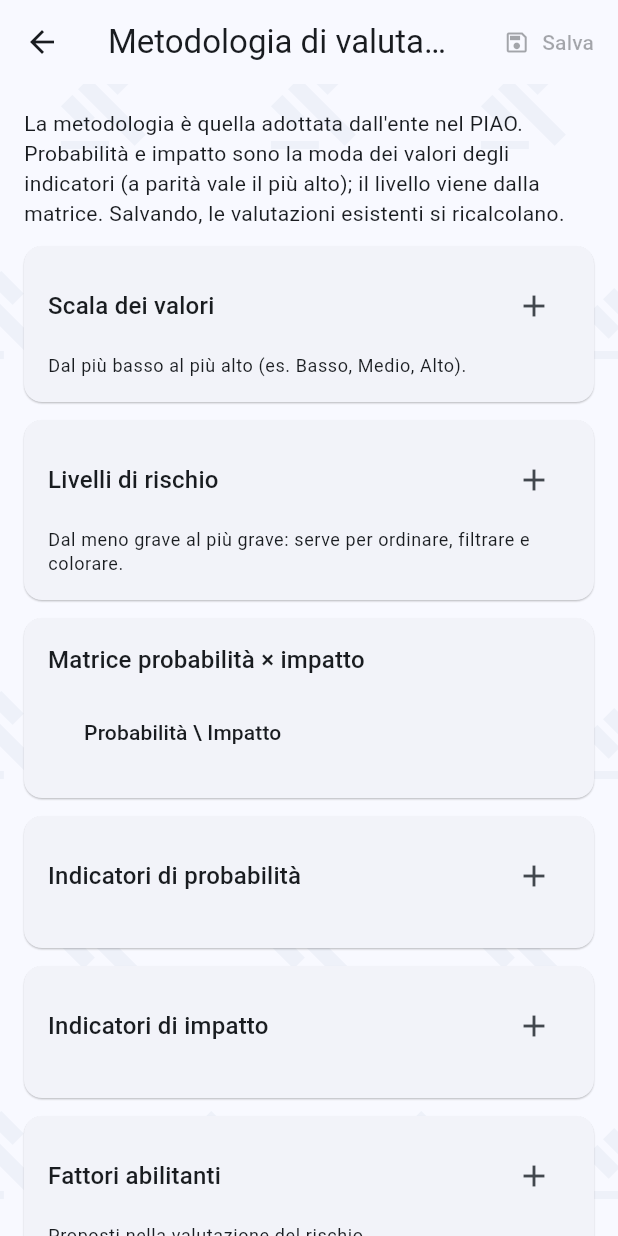
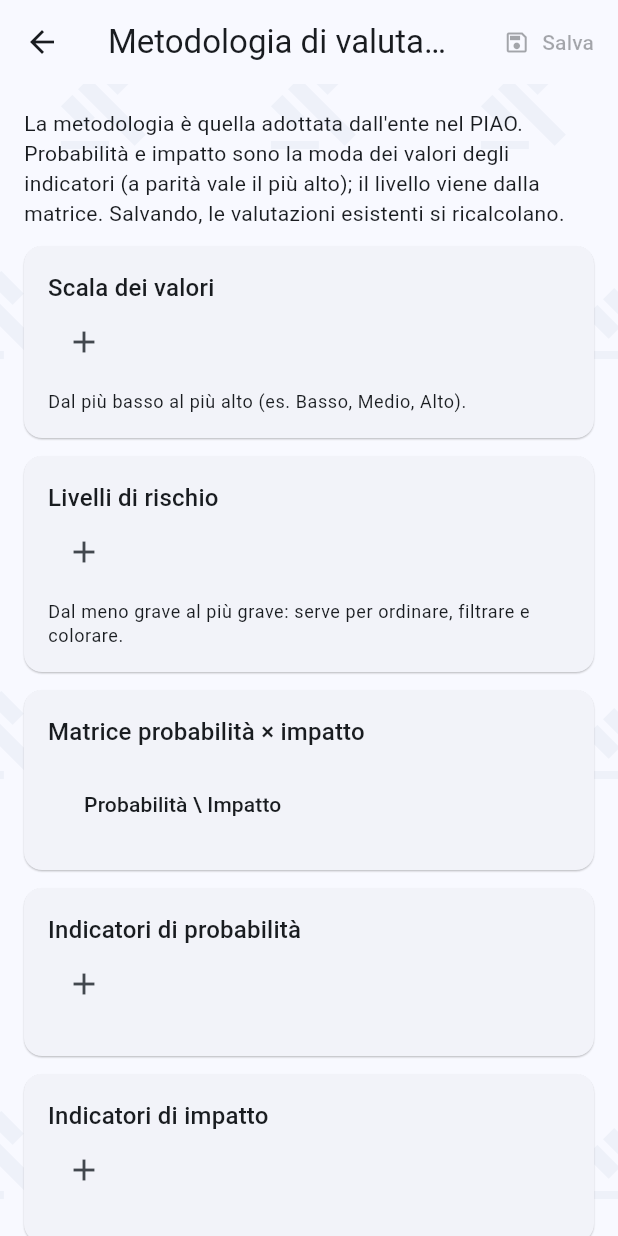
Before and after one commit to francesco74/atti-pa, a Flutter app: the MetodologiaPage screen opened directly with empty values, on a phone screen of 412 x 824 dp. Run offline on Flutter 3.47's test engine with Material 3 defaults, Android fonts, the phone set to English and light mode, and no system bars; our stand-ins replace file_picker, flutter_markdown_plus, web; missing offline and left inert: dart:js_interop, dart:ui_web, pointer_interceptor; network calls fail; statements that could not run were skipped.

Commit message:
Layout per smartphone e test delle pagine sullo schermo di un telefono
- Assistente: sul telefono la descrizione su una riga a sé, i pulsanti sotto
  con le etichette corte; il suggerimento senza Maiusc+Invio
- Righe degli elenchi e schede (Sezione): sotto i 560 px stato e azioni vanno
  sotto il testo invece che a destra (spazioStretto in comuni.dart)
- Registro delle ricerche creato all'apertura della pagina: chiudendola prima
  del caricamento il context non si poteva più usare
- telefono_test: a 390x844 cerca sbordature e testi schiacciati
  nell'assistente, nella mappatura e in tutte le voci e schede del menu

Co-Authored-By: Claude Opus 5.5 <noreply@anthropic.com>

```diff
--- a/frontend/src/lib/ui/anticorruzione/comune.dart
+++ b/frontend/src/lib/ui/anticorruzione/comune.dart
@@ -134,9 +134,8 @@ class RigaVoce extends StatelessWidget {
 
   @override
   Widget build(BuildContext context) => LayoutBuilder(builder: (context, vincoli) {
-        // spazio stretto (telefono, zoom, testo ingrandito): stato e azioni vanno sotto il
-        // testo invece che a destra, così la riga non esce dalla pagina (WCAG 1.4.10)
-        final stretto = vincoli.maxWidth < 360 * MediaQuery.textScalerOf(context).scale(1);
+        // spazio stretto: stato e azioni vanno sotto il testo invece che a destra
+        final stretto = spazioStretto(context, vincoli.maxWidth);
         final dettaglio = dettagli.isEmpty ? null : Text(dettagli.join(' · '));
         return ListTile(
           leading: Icon(icona),
--- a/frontend/src/lib/ui/anticorruzione/elenco.dart
+++ b/frontend/src/lib/ui/anticorruzione/elenco.dart
@@ -157,7 +157,7 @@ class _ElencoTabState extends State<ElencoTab> with AutomaticKeepAliveClientMixi
   bool _crescente = true;
   int _righePerPagina = 25;
   final _testo = TextEditingController();
-  late final _registro = RegistroRicerche(apiDi(context).post, '/api/v1/ricerche', 'ELENCO');
+  late final RegistroRicerche _registro;
   late final _ricerca = RicercaTesto(
     (t) => apiDi(context).get('$apiAnticorruzione/elenco/ricerca', query: {'testo': t, 'livello': _livello}),
     setState,
@@ -170,6 +170,8 @@ class _ElencoTabState extends State<ElencoTab> with AutomaticKeepAliveClientMixi
   @override
   void initState() {
     super.initState();
+    // subito, non al primo uso: chiudendo la pagina il context non si può più usare
+    _registro = RegistroRicerche(apiDi(context).post, '/api/v1/ricerche', 'ELENCO');
     _carica();
   }
 
--- a/frontend/src/lib/ui/anticorruzione/mappatura.dart
+++ b/frontend/src/lib/ui/anticorruzione/mappatura.dart
@@ -33,7 +33,7 @@ class _MappaturaTabState extends State<MappaturaTab> with AutomaticKeepAliveClie
   String? _struttura, _livello, _tipo;
   final _testo = TextEditingController(); // ricerca in tutte le aree
   final _testoArea = TextEditingController(); // ricerca nei processi dell'area aperta
-  late final _registro = RegistroRicerche(apiDi(context).post, '/api/v1/ricerche', 'MAPPATURA');
+  late final RegistroRicerche _registro;
   late final _ricerca = RicercaTesto(_chiamaRicerca, setState, registro: _registro);
   late final _ricercaArea = RicercaTesto(_chiamaRicerca, setState, registro: _registro);
 
@@ -45,6 +45,8 @@ class _MappaturaTabState extends State<MappaturaTab> with AutomaticKeepAliveClie
   @override
   void initState() {
     super.initState();
+    // subito, non al primo uso: chiudendo la pagina il context non si può più usare
+    _registro = RegistroRicerche(apiDi(context).post, '/api/v1/ricerche', 'MAPPATURA');
     _carica();
   }
 
--- a/frontend/src/lib/ui/comuni.dart
+++ b/frontend/src/lib/ui/comuni.dart
@@ -107,31 +107,42 @@ class Sezione extends StatelessWidget {
 
   @override
   Widget build(BuildContext context) {
+    final intestazione = Semantics(
+      header: true,
+      headingLevel: 2,
+      child: Text(titolo, style: Theme.of(context).textTheme.titleMedium),
+    );
     return Card(
       margin: const EdgeInsets.only(bottom: 12),
       child: Padding(
         padding: const EdgeInsets.all(16),
-        child: Column(
-          crossAxisAlignment: CrossAxisAlignment.start,
-          children: [
-            Row(children: [
-              Expanded(
-                child: Semantics(
-                  header: true,
-                  headingLevel: 2,
-                  child: Text(titolo, style: Theme.of(context).textTheme.titleMedium),
-                ),
-              ),
-              ...?azioni,
-            ]),
-            const SizedBox(height: 8),
-            child,
-          ],
+        child: LayoutBuilder(
+          builder: (context, vincoli) => Column(
+            crossAxisAlignment: CrossAxisAlignment.start,
+            children: [
+              // spazio stretto: le azioni vanno sotto il titolo, che resta a tutta larghezza
+              if (azioni == null || azioni!.isEmpty)
+                intestazione
+              else if (spazioStretto(context, vincoli.maxWidth)) ...[
+                intestazione,
+                Wrap(spacing: 4, crossAxisAlignment: WrapCrossAlignment.center, children: azioni!),
+              ] else
+                Row(children: [Expanded(child: intestazione), ...azioni!]),
+              const SizedBox(height: 8),
+              child,
+            ],
+          ),
         ),
       ),
     );
   }
 }
+
+/// Spazio stretto (telefono, zoom, testo ingrandito): le azioni e gli stati che stanno a
+/// destra di un testo vanno sotto, perché il testo non resti chiuso in una colonna sottile
+/// (WCAG 1.4.10).
+bool spazioStretto(BuildContext context, double larghezza) =>
+    larghezza < 560 * MediaQuery.textScalerOf(context).scale(1);
 
 /// Schermo piccolo o basso: i menu e le schede mostrano solo le icone.
 bool schermoPiccolo(BuildContext context) {
--- a/frontend/src/lib/ui/pubblico/mappatura_pubblica.dart
+++ b/frontend/src/lib/ui/pubblico/mappatura_pubblica.dart
@@ -111,7 +111,7 @@ class _MappaturaPubblicaState extends State<MappaturaPubblica> {
   String? _struttura, _livello, _tipo;
   final _testo = TextEditingController(); // ricerca in tutte le aree
   final _testoArea = TextEditingController(); // ricerca nei processi dell'area aperta
-  late final _registro = RegistroRicerche(apiDi(context).post, '/api/v1/pubblico/ricerche', 'MAPPATURA');
+  late final RegistroRicerche _registro;
   late final _ricerca = RicercaTesto(_chiamaRicerca, setState, registro: _registro);
   late final _ricercaArea = RicercaTesto(_chiamaRicerca, setState, registro: _registro);
 
@@ -120,6 +120,8 @@ class _MappaturaPubblicaState extends State<MappaturaPubblica> {
   @override
   void initState() {
     super.initState();
+    // subito, non al primo uso: chiudendo la pagina il context non si può più usare
+    _registro = RegistroRicerche(apiDi(context).post, '/api/v1/pubblico/ricerche', 'MAPPATURA');
     _carica();
   }
 
--- a/frontend/src/lib/ui/pubblico/procedimenti_pubblici.dart
+++ b/frontend/src/lib/ui/pubblico/procedimenti_pubblici.dart
@@ -32,7 +32,7 @@ class _ProcedimentiPubbliciPageState extends State<ProcedimentiPubbliciPage> {
   String? _procedimentoId; // procedimento aperto
   Future<Map<String, dynamic>>? _scheda;
   final _testo = TextEditingController();
-  late final _registro = RegistroRicerche(apiDi(context).post, '$apiPubblico/ricerche', 'PROCEDIMENTI');
+  late final RegistroRicerche _registro;
   late final _ricerca = RicercaTesto(
     (testo) => apiDi(context).get('$apiPubblico/procedimenti/ricerca', query: {'testo': testo}),
     setState,
@@ -42,6 +42,8 @@ class _ProcedimentiPubbliciPageState extends State<ProcedimentiPubbliciPage> {
   @override
   void initState() {
     super.initState();
+    // subito, non al primo uso: chiudendo la pagina il context non si può più usare
+    _registro = RegistroRicerche(apiDi(context).post, '$apiPubblico/ricerche', 'PROCEDIMENTI');
     _carica();
   }
 
```
Also changed, not shown: frontend/src/lib/ui/assistente/assistente_page.dart (+20 -13 lines), 1 other file.
